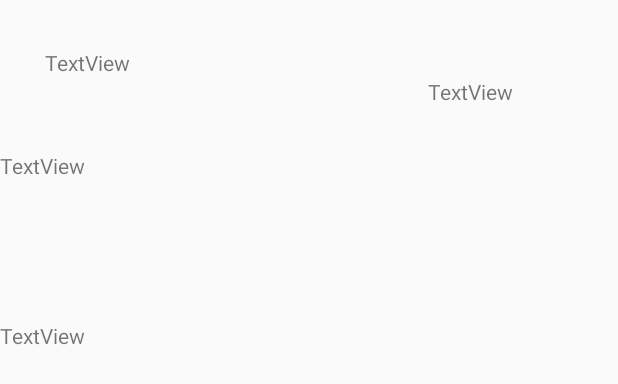
After one commit to danyellington/Weather, an Android app: the layout fragment_local_detail.xml on its own in the app's theme, with its tools: preview values and no code run, on a phone screen of 412 x 824 dp. The commit adds this screen. Shown: the top 384 px of the screen. Run offline under Robolectric (Android 15) with nearby library versions, the phone set to English and light mode, and no system bars.

Commit message:
everything is broken! Add page adapter, recyclerView, Api, activity classes, but lost functionality.

```diff
--- a/app/src/main/AndroidManifest.xml
+++ b/app/src/main/AndroidManifest.xml
@@ -2,7 +2,7 @@
 <manifest xmlns:android="http://schemas.android.com/apk/res/android"
     package="com.epicodus.androidapp">
 
-    <uses-permission android:name="android.permission.INTERNET"/>
+    <uses-permission android:name="android.permission.INTERNET" />
 
     <application
         android:allowBackup="true"
@@ -21,7 +21,9 @@
         <activity android:name=".ui.LocalActivity" />
         <activity android:name=".ui.GlobalActivity" />
         <activity android:name=".ui.RadarActivity" />
-        <activity android:name=".ui.DailyActivity"></activity>
+        <activity android:name=".ui.DailyActivity" />
+        <activity android:name=".ui.LocalDetailActivity" />
+        <activity android:name=".ui.LocalListActivity"></activity>
     </application>
 
 </manifest>
--- a/app/src/main/java/com/epicodus/androidapp/Constants.java
+++ b/app/src/main/java/com/epicodus/androidapp/Constants.java
@@ -4,7 +4,7 @@ package com.epicodus.androidapp;
 
 public class Constants {
     public static final String WEATHER_KEY = BuildConfig.WEATHER_KEY;
-    public static final String WEATHER_KEY_BASE_URL = "https://api.apixu.com/v1/forecast.json?key=";
-    public static final String YOUR_QUERY_PARAMETER = "location"; //Example: "location"
+    public static final String WEATHER_KEY_BASE_URL = "https://api.apixu.com/v1/forecast.json?key=" + WEATHER_KEY + "&q=";
+    public static final String YOUR_QUERY_PARAMETER = "location";
 
 }
--- a/app/src/main/res/layout/activity_local.xml
+++ b/app/src/main/res/layout/activity_local.xml
@@ -1,6 +1,12 @@
 <?xml version="1.0" encoding="utf-8"?>
 <RelativeLayout xmlns:android="http://schemas.android.com/apk/res/android"
     android:layout_width="match_parent" android:layout_height="match_parent">
+
+
+    <android.support.v7.widget.RecyclerView
+        android:layout_width="match_parent"
+        android:layout_height="match_parent"
+        android:id="@+id/recyclerView"/>
 
     <TextView
         android:layout_width="wrap_content"
--- /dev/null
+++ b/app/src/main/res/layout/fragment_local_detail.xml
@@ -0,0 +1,51 @@
+<?xml version="1.0" encoding="utf-8"?>
+<RelativeLayout xmlns:android="http://schemas.android.com/apk/res/android"
+    xmlns:tools="http://schemas.android.com/tools"
+    android:layout_width="match_parent"
+    android:layout_height="match_parent"
+    tools:context="com.epicodus.androidapp.ui.LocalDetailActivity">
+
+
+    <TextView
+        android:id="@+id/max"
+        android:layout_width="wrap_content"
+        android:layout_height="wrap_content"
+        android:layout_alignParentLeft="true"
+        android:layout_alignParentStart="true"
+        android:layout_alignParentTop="true"
+        android:layout_marginLeft="30dp"
+        android:layout_marginStart="30dp"
+        android:layout_marginTop="32dp"
+        android:text="TextView" />
+
+    <TextView
+        android:id="@+id/min"
+        android:layout_width="wrap_content"
+        android:layout_height="wrap_content"
+        android:layout_alignParentLeft="true"
+        android:layout_alignParentStart="true"
+        android:layout_below="@+id/max"
+        android:layout_marginTop="49dp"
+        android:text="TextView" />
+
+    <TextView
+        android:id="@+id/humidity"
+        android:layout_width="wrap_content"
+        android:layout_height="wrap_content"
+        android:layout_alignParentLeft="true"
+        android:layout_alignParentStart="true"
+        android:layout_below="@+id/min"
+        android:layout_marginTop="94dp"
+        android:text="TextView" />
+
+    <TextView
+        android:id="@+id/name"
+        android:layout_width="wrap_content"
+        android:layout_height="wrap_content"
+        android:layout_alignParentEnd="true"
+        android:layout_alignParentRight="true"
+        android:layout_below="@+id/max"
+        android:layout_marginEnd="70dp"
+        android:layout_marginRight="70dp"
+        android:text="TextView" />
+</RelativeLayout>
```
Also changed, not shown: app/src/main/java/com/epicodus/androidapp/adapters/LocalAdapter.java (+77 -16 lines), app/src/main/java/com/epicodus/androidapp/adapters/LocalPagerAdapter.java (added, +37 -0 lines), app/src/main/java/com/epicodus/androidapp/models/Forecast.java (+9 -49 lines), app/src/main/java/com/epicodus/androidapp/services/WeatherService.java (+4 -9 lines), app/src/main/java/com/epicodus/androidapp/ui/LocalActivity.java (+29 -17 lines), app/src/main/java/com/epicodus/androidapp/ui/LocalDetailActivity.java (added, +40 -0 lines), app/src/main/java/com/epicodus/androidapp/ui/LocalDetailFragment.java (added, +73 -0 lines), app/src/main/java/com/epicodus/androidapp/ui/LocalListActivity.java (added, +75 -0 lines), app/src/main/res/layout/activity_local_detail.xml (added, +23 -0 lines), app/src/main/res/layout/local_list_item_daily.xml (added, +54 -0 lines).
